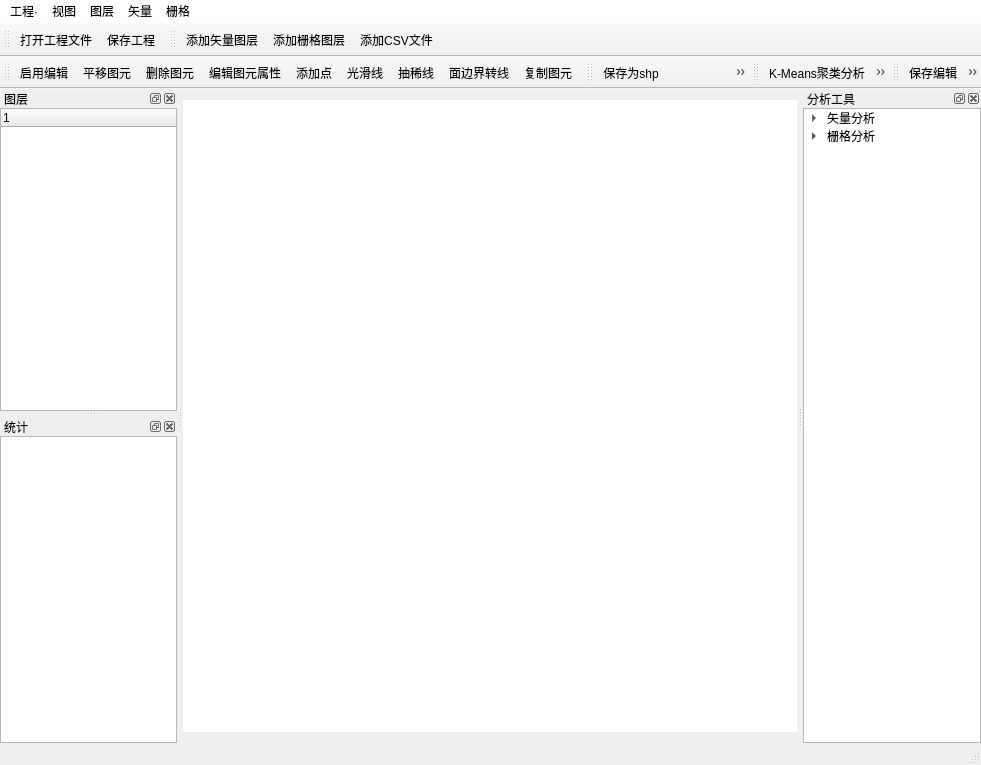
clydesanchez/SearchJourney, file SearchJourney/MainWidget.ui: the form before one commit.
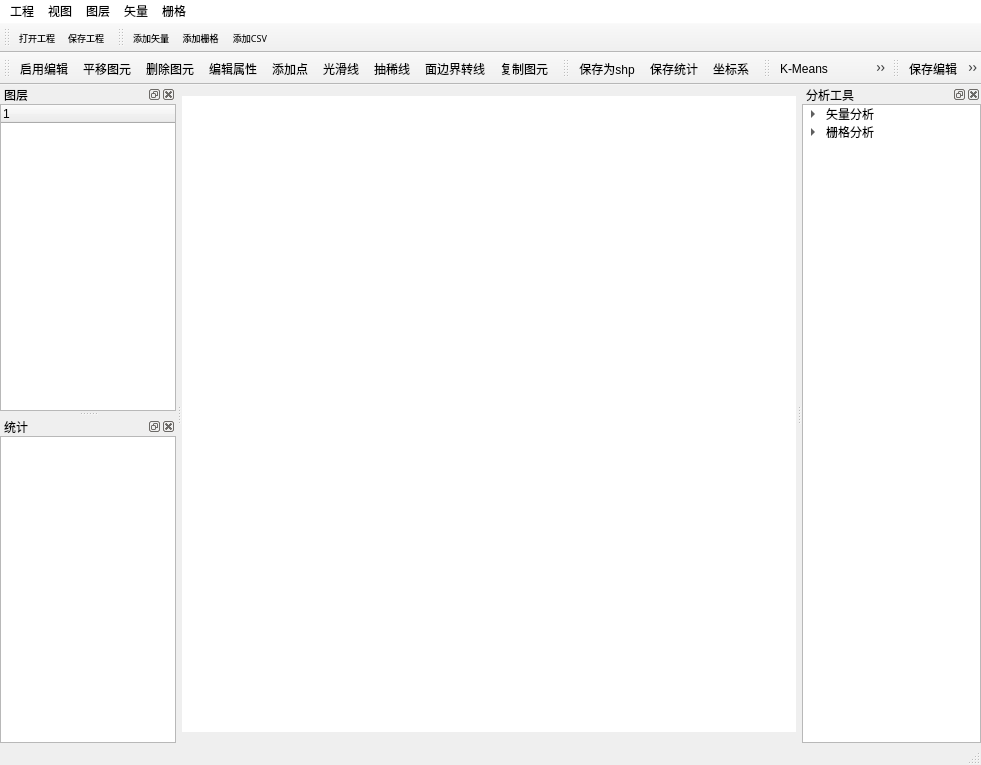
The form after the commit. Icons and pictures are not drawn. Custom widgets are drawn as their Qt base class.

```diff
--- a/SearchJourney/MainWidget.ui
+++ b/SearchJourney/MainWidget.ui
@@ -91,7 +91,7 @@
    </property>
    <widget class="QMenu" name="menu">
     <property name="title">
-     <string>工程·</string>
+     <string>工程</string>
     </property>
     <addaction name="ctrlOpenProjectAction"/>
     <addaction name="ctrlSaveProjectAction"/>
@@ -138,6 +138,12 @@
    <addaction name="menu_6"/>
   </widget>
   <widget class="QToolBar" name="mainToolBar">
+   <property name="font">
+    <font>
+     <family>Agency FB</family>
+     <pointsize>7</pointsize>
+    </font>
+   </property>
    <property name="toolButtonStyle">
     <enum>Qt::ToolButtonTextUnderIcon</enum>
    </property>
@@ -245,7 +251,7 @@
         <enum>QFrame::Plain</enum>
        </property>
        <property name="lineWidth">
-        <number>1</number>
+        <number>0</number>
        </property>
        <property name="widgetResizable">
         <bool>true</bool>
@@ -255,7 +261,7 @@
          <rect>
           <x>0</x>
           <y>0</y>
-          <width>177</width>
+          <width>178</width>
           <height>568</height>
          </rect>
         </property>
@@ -383,7 +389,13 @@
      <item row="0" column="0">
       <widget class="QScrollArea" name="scrollArea_2">
        <property name="frameShape">
-        <enum>QFrame::StyledPanel</enum>
+        <enum>QFrame::NoFrame</enum>
+       </property>
+       <property name="frameShadow">
+        <enum>QFrame::Plain</enum>
+       </property>
+       <property name="lineWidth">
+        <number>0</number>
        </property>
        <property name="widgetResizable">
         <bool>true</bool>
@@ -393,8 +405,8 @@
          <rect>
           <x>0</x>
           <y>0</y>
-          <width>176</width>
-          <height>268</height>
+          <width>177</width>
+          <height>269</height>
          </rect>
         </property>
         <property name="autoFillBackground">
@@ -419,7 +431,7 @@
          <item row="0" column="0">
           <widget class="QListView" name="ctrlStatisticsView">
            <property name="frameShape">
-            <enum>QFrame::NoFrame</enum>
+            <enum>QFrame::StyledPanel</enum>
            </property>
            <property name="frameShadow">
             <enum>QFrame::Plain</enum>
@@ -437,6 +449,12 @@
    </widget>
   </widget>
   <widget class="QToolBar" name="toolBar">
+   <property name="font">
+    <font>
+     <family>Agency FB</family>
+     <pointsize>7</pointsize>
+    </font>
+   </property>
    <property name="windowTitle">
     <string>toolBar</string>
    </property>
@@ -515,6 +533,9 @@
    <property name="windowTitle">
     <string>toolBar_5</string>
    </property>
+   <property name="toolButtonStyle">
+    <enum>Qt::ToolButtonTextUnderIcon</enum>
+   </property>
    <attribute name="toolBarArea">
     <enum>TopToolBarArea</enum>
    </attribute>
@@ -531,7 +552,7 @@
      <normaloff>:/resource/添加shp图层.png</normaloff>:/resource/添加shp图层.png</iconset>
    </property>
    <property name="text">
-    <string>添加矢量图层</string>
+    <string>添加矢量</string>
    </property>
   </action>
   <action name="ctrlOpenRasterAction">
@@ -540,7 +561,7 @@
      <normaloff>:/resource/添加栅格图层.png</normaloff>:/resource/添加栅格图层.png</iconset>
    </property>
    <property name="text">
-    <string>添加栅格图层</string>
+    <string>添加栅格</string>
    </property>
   </action>
   <action name="ctrlOpenTextAction">
@@ -549,7 +570,7 @@
      <normaloff>:/resource/添加CSV图层.png</normaloff>:/resource/添加CSV图层.png</iconset>
    </property>
    <property name="text">
-    <string>添加CSV文件</string>
+    <string>添加CSV</string>
    </property>
   </action>
   <action name="ctrlKMeansAction">
@@ -558,7 +579,7 @@
      <normaloff>:/resource/密度聚类.png</normaloff>:/resource/密度聚类.png</iconset>
    </property>
    <property name="text">
-    <string>K-Means聚类分析</string>
+    <string>K-Means</string>
    </property>
   </action>
   <action name="ctrlConnectAction">
@@ -576,7 +597,7 @@
      <normaloff>:/resource/栅格统计.png</normaloff>:/resource/栅格统计.png</iconset>
    </property>
    <property name="text">
-    <string>栅格图层统计</string>
+    <string>栅格统计</string>
    </property>
   </action>
   <action name="ctrlSaveProjectAction">
@@ -594,7 +615,7 @@
      <normaloff>:/resource/打开文档.png</normaloff>:/resource/打开文档.png</iconset>
    </property>
    <property name="text">
-    <string>打开工程文件</string>
+    <string>打开工程</string>
    </property>
   </action>
   <action name="ctrlSaveAsSHPAction">
@@ -612,7 +633,7 @@
      <normaloff>:/resource/保存统计结果.png</normaloff>:/resource/保存统计结果.png</iconset>
    </property>
    <property name="text">
-    <string>保存统计结果</string>
+    <string>保存统计</string>
    </property>
   </action>
   <action name="ctrlLayerListViewAction">
@@ -678,7 +699,7 @@
      <normaloff>:/resource/缺省属性.png</normaloff>:/resource/缺省属性.png</iconset>
    </property>
    <property name="text">
-    <string>编辑图元属性</string>
+    <string>编辑属性</string>
    </property>
   </action>
   <action name="ctrlMoveAction">
```
Left out of the diff: 98 changed lines with no effect on the pictures.
